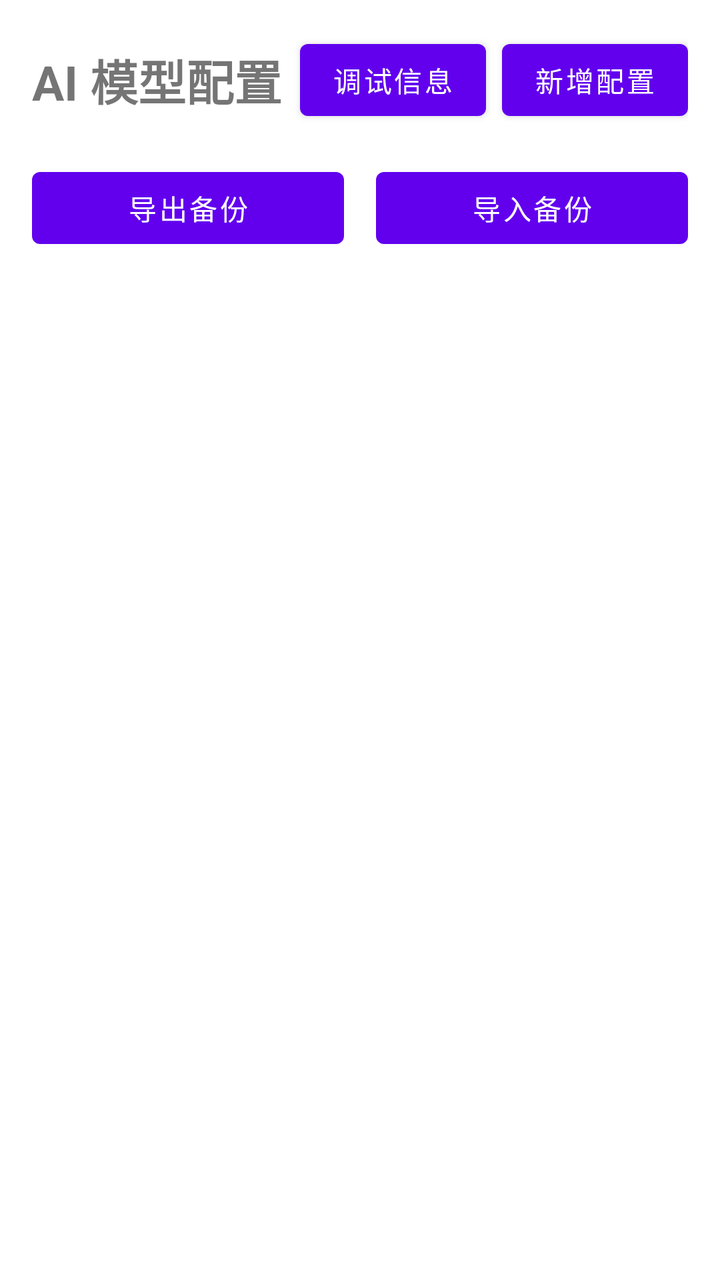
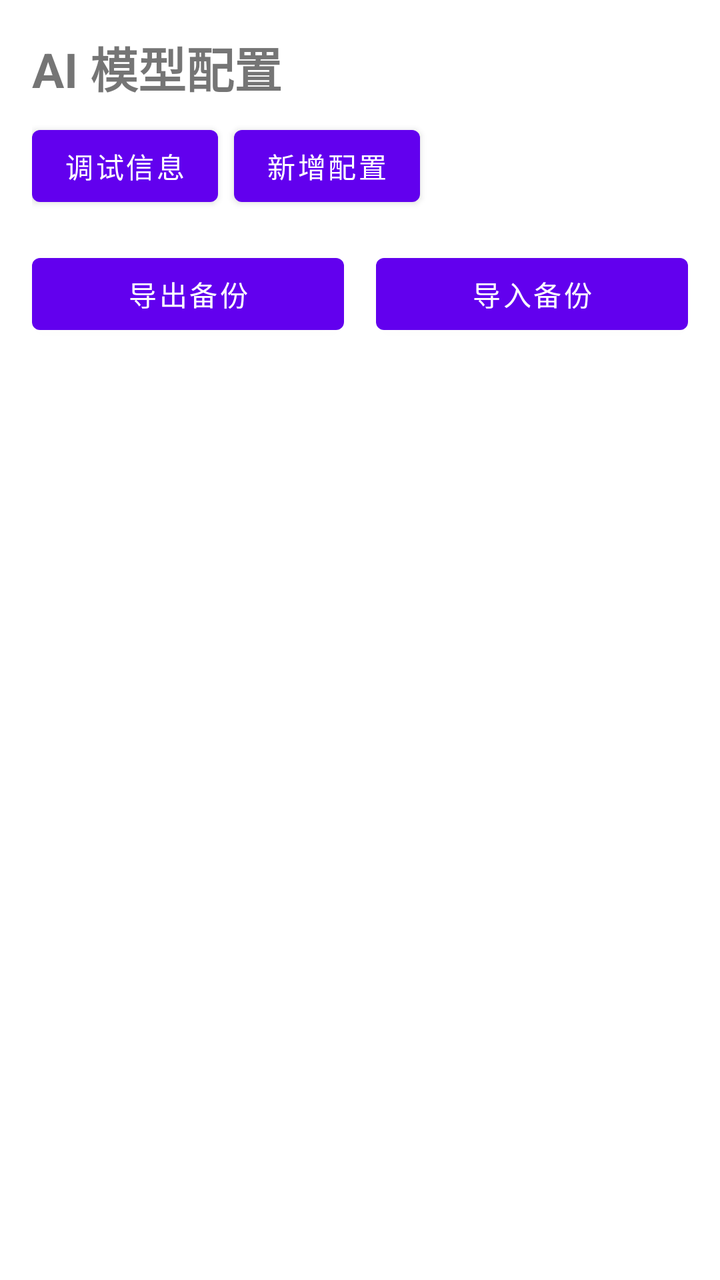

Before-and-after screenshots of an Android layout around one commit, followed by the original layout XML and the change that was made.
<!-- AndroidManifest.xml: fallback theme Theme.MaterialComponents.DayNight.NoActionBar -->
<!-- res/layout/activity_settings.xml -->
<?xml version="1.0" encoding="utf-8"?>
<LinearLayout xmlns:android="http://schemas.android.com/apk/res/android"
    android:layout_width="match_parent" android:layout_height="match_parent"
    android:orientation="vertical" android:padding="16dp">
    
    <LinearLayout android:layout_width="match_parent" android:layout_height="wrap_content" android:orientation="horizontal" android:gravity="center_vertical">
        <TextView android:layout_width="0dp" android:layout_height="wrap_content" android:layout_weight="1" android:text="AI 模型配置" android:textSize="24sp" android:textStyle="bold"/>
        
        
        <Button android:id="@+id/btn_debug_info" android:layout_width="wrap_content" android:layout_height="wrap_content" android:text="调试信息" android:layout_marginEnd="8dp"/>
        
        <Button android:id="@+id/btn_add_config" android:layout_width="wrap_content" android:layout_height="wrap_content" android:text="新增配置"/>
    </LinearLayout>

    
    <LinearLayout
        android:layout_width="match_parent"
        android:layout_height="wrap_content"
        android:orientation="horizontal"
        android:layout_marginTop="16dp">
        <Button
            android:id="@+id/btn_export_data"
            android:layout_width="0dp"
            android:layout_height="wrap_content"
            android:layout_weight="1"
            android:text="导出备份"
            android:layout_marginEnd="8dp"/>
        <Button
            android:id="@+id/btn_import_data"
            android:layout_width="0dp"
            android:layout_height="wrap_content"
            android:layout_weight="1"
            android:text="导入备份"
            android:layout_marginStart="8dp"/>
    </LinearLayout>

    <androidx.recyclerview.widget.RecyclerView
        android:id="@+id/recycler_ai_configs"
        android:layout_width="match_parent"
        android:layout_height="match_parent"
        android:layout_marginTop="16dp"/>
</LinearLayout>
<!-- resources referenced by this layout -->
<resources>

</resources>

<!-- the commit's change to res/layout/activity_settings.xml (unified diff, before → after) -->
@@ -3,13 +3,15 @@
     android:layout_width="match_parent" android:layout_height="match_parent"
     android:orientation="vertical" android:padding="16dp">
     
-    <LinearLayout android:layout_width="match_parent" android:layout_height="wrap_content" android:orientation="horizontal" android:gravity="center_vertical">
-        <TextView android:layout_width="0dp" android:layout_height="wrap_content" android:layout_weight="1" android:text="AI 模型配置" android:textSize="24sp" android:textStyle="bold"/>
+    <LinearLayout android:layout_width="match_parent" android:layout_height="wrap_content" android:orientation="vertical">
+        <TextView android:layout_width="match_parent" android:layout_height="wrap_content" android:text="AI 模型配置" android:textSize="24sp" android:textStyle="bold" android:layout_marginBottom="8dp"/>
         
-        
-        <Button android:id="@+id/btn_debug_info" android:layout_width="wrap_content" android:layout_height="wrap_content" android:text="调试信息" android:layout_marginEnd="8dp"/>
-        
-        <Button android:id="@+id/btn_add_config" android:layout_width="wrap_content" android:layout_height="wrap_content" android:text="新增配置"/>
+        <LinearLayout android:layout_width="match_parent" android:layout_height="wrap_content" android:orientation="horizontal">
+            
+            <Button android:id="@+id/btn_debug_info" android:layout_width="wrap_content" android:layout_height="wrap_content" android:text="调试信息" android:layout_marginEnd="8dp"/>
+            
+            <Button android:id="@+id/btn_add_config" android:layout_width="wrap_content" android:layout_height="wrap_content" android:text="新增配置"/>
+        </LinearLayout>
     </LinearLayout>
 
     
